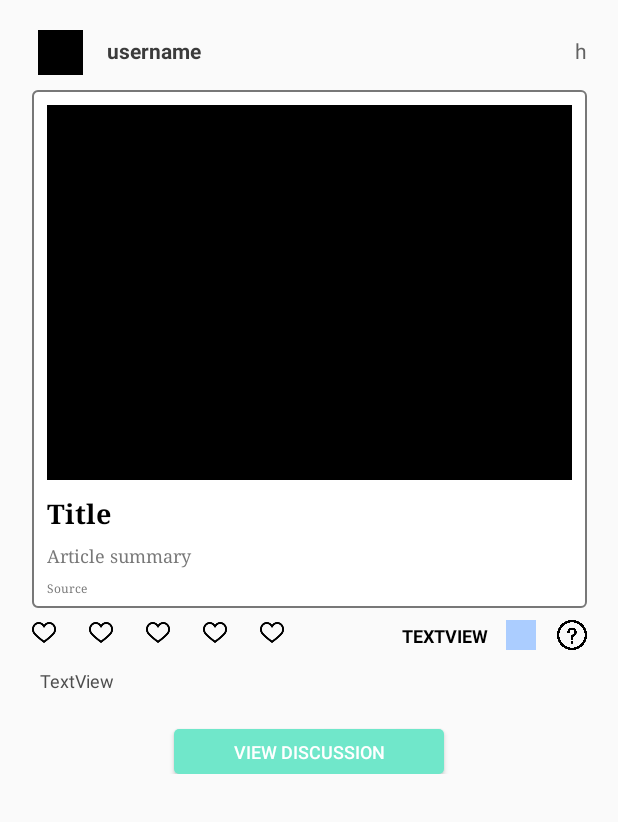
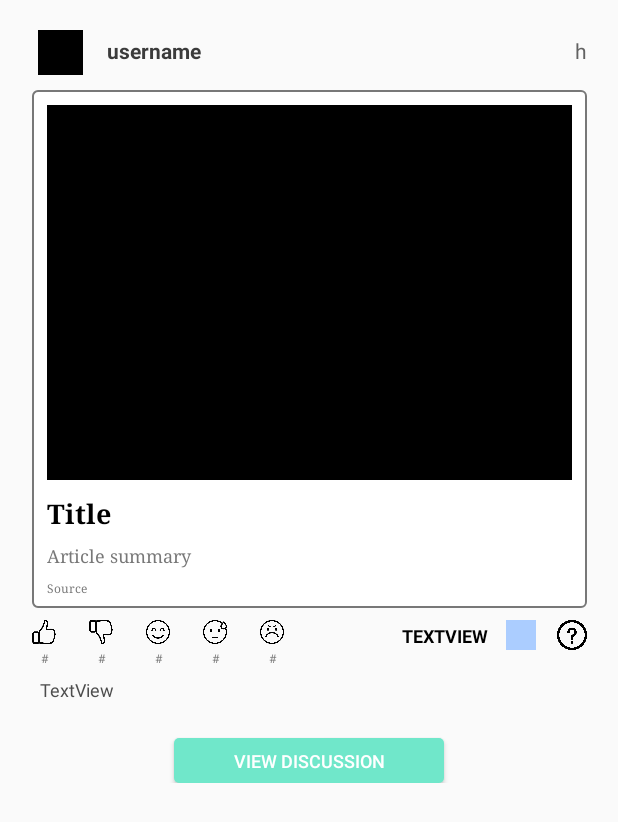
Before and after one commit to emilyreynolds89/discours, an Android app: the layout article_item.xml on its own in the app's theme, with its tools: preview values and no code run, on a phone screen of 412 x 824 dp. Shown: the top 822 px of the screen. Run offline under Robolectric (Android 15) with nearby library versions, the phone set to English and light mode, and no system bars.

```diff
--- a/app/src/main/java/com/codepath/fbu_newsfeed/Models/Article.java
+++ b/app/src/main/java/com/codepath/fbu_newsfeed/Models/Article.java
@@ -16,6 +16,7 @@ public class Article extends ParseObject implements Serializable {
     public static final String KEY_BIAS = "bias";
     public static final String KEY_TRUTH = "truth";
     public static final String KEY_SOURCE = "source";
+    public static final int LIMIT = 20;
 
     private String url;
     private String title;
--- a/app/src/main/res/layout/article_item.xml
+++ b/app/src/main/res/layout/article_item.xml
@@ -124,20 +124,43 @@
         android:scaleType="fitXY"
         app:layout_constraintStart_toStartOf="@+id/viewArticle"
         app:layout_constraintTop_toBottomOf="@+id/viewArticle"
-        app:srcCompat="@drawable/ufi_heart" />
+        app:srcCompat="@drawable/like" />
+
+    <TextView
+        android:id="@+id/tvLike"
+        android:layout_width="16dp"
+        android:layout_height="10dp"
+        android:layout_marginTop="4dp"
+        android:gravity="center_horizontal|center_vertical"
+        android:text="#"
+        android:textColor="@color/colorLightText"
+        android:textSize="8sp"
+        app:layout_constraintStart_toStartOf="@+id/ibReactionLike"
+        app:layout_constraintTop_toBottomOf="@+id/ibReactionLike" />
 
     <ImageButton
         android:id="@+id/ibReactionDislike"
         android:layout_width="16dp"
         android:layout_height="16dp"
         android:layout_marginStart="22dp"
-        android:layout_marginLeft="22dp"
         android:layout_marginTop="8dp"
         android:background="#00FFFFFF"
         android:scaleType="fitXY"
         app:layout_constraintStart_toEndOf="@+id/ibReactionLike"
         app:layout_constraintTop_toBottomOf="@+id/viewArticle"
-        app:srcCompat="@drawable/ufi_heart" />
+        app:srcCompat="@drawable/dislike" />
+
+    <TextView
+        android:id="@+id/tvDislike"
+        android:layout_width="16dp"
+        android:layout_height="10dp"
+        android:layout_marginTop="4dp"
+        android:gravity="center_horizontal|center_vertical"
+        android:text="#"
+        android:textColor="@color/colorLightText"
+        android:textSize="8sp"
+        app:layout_constraintStart_toStartOf="@+id/ibReactionDislike"
+        app:layout_constraintTop_toBottomOf="@+id/ibReactionDislike" />
 
     <ImageButton
         android:id="@+id/ibReactionHappy"
@@ -150,7 +173,19 @@
         android:scaleType="fitXY"
         app:layout_constraintStart_toEndOf="@+id/ibReactionDislike"
         app:layout_constraintTop_toBottomOf="@+id/viewArticle"
-        app:srcCompat="@drawable/ufi_heart" />
+        app:srcCompat="@drawable/happiness" />
+
+    <TextView
+        android:id="@+id/tvHappy"
+        android:layout_width="16dp"
+        android:layout_height="10dp"
+        android:layout_marginTop="4dp"
+        android:gravity="center_horizontal|center_vertical"
+        android:text="#"
+        android:textColor="@color/colorLightText"
+        android:textSize="8sp"
+        app:layout_constraintStart_toStartOf="@+id/ibReactionHappy"
+        app:layout_constraintTop_toBottomOf="@+id/ibReactionHappy" />
 
     <ImageButton
         android:id="@+id/ibReactionSad"
@@ -163,7 +198,19 @@
         android:scaleType="fitXY"
         app:layout_constraintStart_toEndOf="@+id/ibReactionHappy"
         app:layout_constraintTop_toBottomOf="@+id/viewArticle"
-        app:srcCompat="@drawable/ufi_heart" />
+        app:srcCompat="@drawable/embarrassed" />
+
+    <TextView
+        android:id="@+id/tvSad"
+        android:layout_width="16dp"
+        android:layout_height="10dp"
+        android:layout_marginTop="4dp"
+        android:gravity="center_horizontal|center_vertical"
+        android:text="#"
+        android:textColor="@color/colorLightText"
+        android:textSize="8sp"
+        app:layout_constraintStart_toStartOf="@+id/ibReactionSad"
+        app:layout_constraintTop_toBottomOf="@+id/ibReactionSad" />
 
     <ImageButton
         android:id="@+id/ibReactionAngry"
@@ -176,7 +223,19 @@
         android:scaleType="fitXY"
         app:layout_constraintStart_toEndOf="@+id/ibReactionSad"
         app:layout_constraintTop_toBottomOf="@+id/viewArticle"
-        app:srcCompat="@drawable/ufi_heart" />
+        app:srcCompat="@drawable/angry" />
+
+    <TextView
+        android:id="@+id/tvAngry"
+        android:layout_width="16dp"
+        android:layout_height="10dp"
+        android:layout_marginTop="4dp"
+        android:gravity="center_horizontal|center_vertical"
+        android:text="#"
+        android:textColor="@color/colorLightText"
+        android:textSize="8sp"
+        app:layout_constraintStart_toStartOf="@+id/ibReactionAngry"
+        app:layout_constraintTop_toBottomOf="@+id/ibReactionAngry" />
 
     <TextView
         android:id="@+id/tvFactRating"
@@ -224,14 +283,14 @@
         android:id="@+id/tvCaption"
         android:layout_width="360dp"
         android:layout_height="wrap_content"
-        android:layout_marginTop="16dp"
+        android:layout_marginTop="8dp"
         android:text="TextView"
         android:textAllCaps="false"
         android:textColor="@color/colorBaseText"
         android:textSize="12sp"
         app:layout_constraintEnd_toEndOf="@+id/viewArticle"
         app:layout_constraintStart_toStartOf="@+id/viewArticle"
-        app:layout_constraintTop_toBottomOf="@+id/ibReactionLike" />
+        app:layout_constraintTop_toBottomOf="@+id/tvLike" />
 
     <Button
         android:id="@+id/btnDiscussion"
```
Also changed, not shown: app/src/main/java/com/codepath/fbu_newsfeed/Adapters/ShareAdapter.java (+7 -0 lines), app/src/main/java/com/codepath/fbu_newsfeed/DetailActivity.java (+39 -18 lines), app/src/main/java/com/codepath/fbu_newsfeed/Fragments/TrendsFragment.java (+8 -6 lines), app/src/main/java/com/codepath/fbu_newsfeed/Models/Reaction.java (+38 -0 lines), app/src/main/res/drawable/angry.png (added), app/src/main/res/drawable/dislike.png (added), app/src/main/res/drawable/embarrassed.png (added), app/src/main/res/drawable/happiness.png (added), app/src/main/res/drawable/like.png (added).
